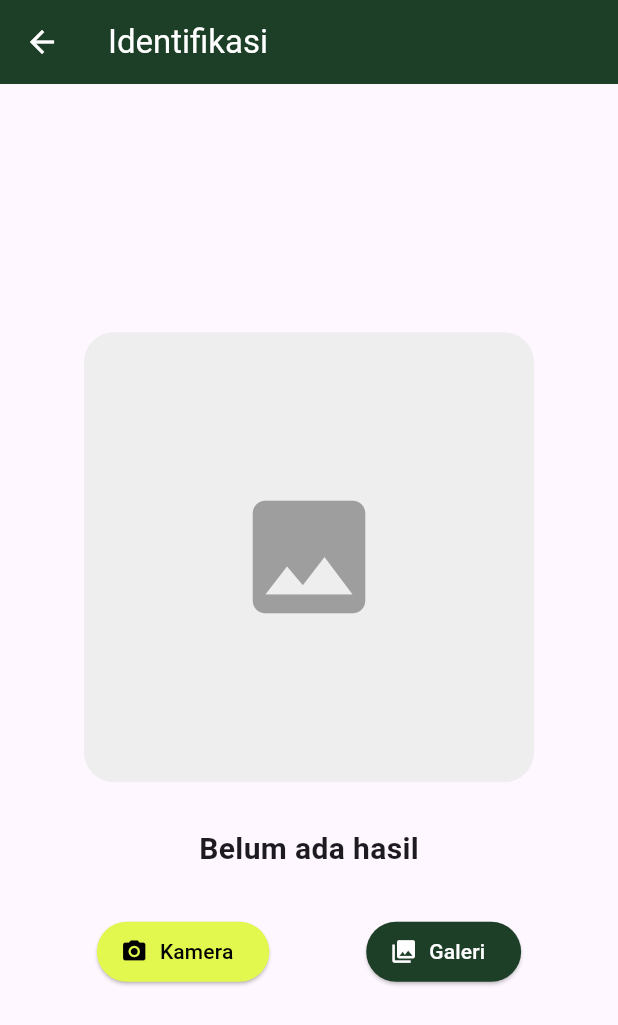
After one commit to msbastx/borneo_flora_app, a Flutter app: the screen it shows after launch, after a tap on "Potret & Identifikasi", on a phone screen of 412 x 824 dp. The commit adds this screen. Shown: the top 1025 px of the screen. Run offline on Flutter 3.47's test engine with Material 3 defaults, Android fonts, the phone set to English and light mode, and no system bars; our stand-ins replace image_picker, sqflite; missing offline and left inert: pytorch_lite; accounts and stored records are empty.

Commit message:
Add AI Model and Identification screen

```diff
--- a/Borneo-Flora-App/lib/database_helper.dart
+++ b/Borneo-Flora-App/lib/database_helper.dart
@@ -51,6 +51,6 @@ class DatabseHelper {
   Future<Database> get databse async {
     if (_database != null) return _database!;
     _database = await _initDB('borneo_flora.db');
-    return _databse!;1
+    return _databse!;
   }
 }
--- a/Borneo-Flora-App/lib/home_screen.dart
+++ b/Borneo-Flora-App/lib/home_screen.dart
@@ -1,6 +1,7 @@
 import 'package:flutter/material.dart';
 import 'navbar.dart';
 import 'dummy_data.dart';
+import 'identification.dart';
 
 class FloraHomeScreen extends StatefulWidget {
   const FloraHomeScreen({super.key});
@@ -102,7 +103,15 @@ class _FloraHomeScreenState extends State<FloraHomeScreen> {
                           child: Row(
                             mainAxisAlignment: MainAxisAlignment.center,
                             children: [
-                              Container(
+                              GestureDetector(
+                                onTap: () {
+                                  Navigator.push(
+                                    context,
+                                    MaterialPageRoute(builder: (context) => const IdentificationScreen(),
+                                    )
+                                  );
+                                },
+                                child: Container(
                                   padding: const EdgeInsets.symmetric(horizontal: 20, vertical: 12),
                                   decoration: BoxDecoration(
                                     color: FloraHomeScreen.neonLime,
@@ -123,9 +132,16 @@ class _FloraHomeScreenState extends State<FloraHomeScreen> {
                                     ],
                                   ),
                                 ),
+                              ),
                               const SizedBox(width: 10),
-
-                              Container(
+                              GestureDetector(
+                                onTap: (){
+                                  Navigator.push(
+                                    context,
+                                    MaterialPageRoute(builder: (context) => IdentificationScreen(),),
+                                  );
+                                },
+                                child: Container(
                                   width: 46,
                                   height: 46,
                                   decoration: BoxDecoration(
@@ -136,6 +152,7 @@ class _FloraHomeScreenState extends State<FloraHomeScreen> {
                                     Icons.photo_library_outlined,
                                     color: Colors.white,
                                     size: 20,
+                                  ),
                                 ),
                               ),
                             ],
@@ -162,7 +179,7 @@ class _FloraHomeScreenState extends State<FloraHomeScreen> {
                       Row(
                         children: [
                           Text(
-                            '76 →',
+                            '75 →',
                             style: TextStyle(
                               fontFamily: 'monospace',
                               fontSize: 11,
--- /dev/null
+++ b/Borneo-Flora-App/lib/identification.dart
@@ -0,0 +1,167 @@
+import 'dart:io';
+import 'package:flutter/material.dart';
+import 'package:image_picker/image_picker.dart';
+import 'package:pytorch_lite/pytorch_lite.dart';
+import 'package:flutter/services.dart';
+import 'dart:math';
+
+class IdentificationScreen extends StatefulWidget {
+  const IdentificationScreen({super.key});
+
+  @override
+  State<IdentificationScreen> createState() => _IdentificationScreenState();
+}
+
+class _IdentificationScreenState extends State<IdentificationScreen> {
+  ClassificationModel? _imageModel;
+  File? _image;
+  String _result = "Belum ada hasil";
+  bool _isPredicting = false;
+  final ImagePicker _picker = ImagePicker();
+
+  @override
+  void initState() {
+    super.initState();
+    _loadModel();
+  }
+
+  Future<void> _loadModel() async {
+    try {
+      _imageModel = await PytorchLite.loadClassificationModel(
+        "assets/model_flora.ptl",
+        224, 224,
+        75,
+        labelPath: "assets/class_names.txt",
+      );
+      print("Model berhasil dimuat!");
+    } catch (e) {
+      print("Gagal memuat model: $e");
+    }
+  }
+
+  Future<void> _pickImage(ImageSource source) async {
+    final XFile? pickedFile = await _picker.pickImage(source: source);
+    if (pickedFile != null) {
+      setState(() {
+        _image = File(pickedFile.path);
+        _result = "Memproses...";
+        _isPredicting = true;
+      });
+      _runInference();
+    }
+  }
+
+  Future<void> _runInference() async {
+    if (_imageModel != null && _image != null) {
+      try {
+        final imageBytes = await _image!.readAsBytes();
+        List<dynamic>? predictions = await _imageModel!.getImagePredictionList(imageBytes);
+
+        if (predictions != null && predictions.isNotEmpty) {
+          // 1. Ubah hasil mentah menjadi list angka desimal
+          List<double> scores = predictions.map((e) => double.parse(e.toString())).toList();
+
+          // 2. Terapkan Softmax untuk mengubah Logit menjadi Persentase murni
+          double maxLogit = scores.reduce(max);
+          double sumExp = scores.fold(0.0, (sum, score) => sum + exp(score - maxLogit));
+          List<double> probabilities = scores.map((score) => exp(score - maxLogit) / sumExp).toList();
+
+          // 3. Gabungkan skor, probabilitas, dan index aslinya agar tidak tertukar
+          List<Map<String, dynamic>> results = [];
+          for (int i = 0; i < probabilities.length; i++) {
+            results.add({"index": i, "prob": probabilities[i], "logit": scores[i]});
+          }
+
+          // 4. Urutkan dari persentase terbesar ke terkecil
+          results.sort((a, b) => b["prob"].compareTo(a["prob"]));
+
+          // 5. Muat daftar nama kelas dan bersihkan baris kosong agar urutan Index akurat
+          final String labelsData = await rootBundle.loadString('assets/class_names.txt');
+          List<String> classNames = labelsData.split('\n').map((e) => e.trim()).where((e) => e.isNotEmpty).toList();
+
+          // 6. Tampilkan 3 tebakan teratas secara detail
+          String debugText = "HASIL DIAGNOSA MODEL:\n\n";
+          for (int i = 0; i < 3; i++) {
+            int idx = results[i]["index"];
+            double prob = results[i]["prob"] * 100;
+            double logit = results[i]["logit"];
+            String name = idx < classNames.length ? classNames[idx] : "Unknown Class";
+
+            debugText += "${i + 1}. $name\n(Index Teks: $idx | Akurasi: ${prob.toStringAsFixed(2)}% | Logit: ${logit.toStringAsFixed(2)})\n\n";
+          }
+
+          setState(() {
+            _result = debugText.trim();
+            _isPredicting = false;
+          });
+        } else {
+          setState(() {
+            _result = "Model gagal memproses output";
+            _isPredicting = false;
+          });
+        }
+      } catch (e) {
+        setState(() {
+          _result = "Gagal memproses gambar";
+          _isPredicting = false;
+        });
+        print("Error saat inferensi: $e");
+      }
+    }
+  }
+
+  @override
+  Widget build(BuildContext context) {
+    return Scaffold(
+      appBar: AppBar(
+        title: const Text('Identifikasi', style: TextStyle(color: Colors.white)),
+        backgroundColor: const Color(0xFF1E3F27),
+        iconTheme: const IconThemeData(color: Colors.white),
+      ),
+      body: Center(
+        child: Column(
+          mainAxisAlignment: MainAxisAlignment.center,
+          children: [
+            Container(
+              height: 300,
+              width: 300,
+              decoration: BoxDecoration(
+                color: Colors.grey[200],
+                borderRadius: BorderRadius.circular(20),
+              ),
+              child: _image == null
+                  ? const Icon(Icons.image, size: 100, color: Colors.grey)
+                  : ClipRRect(
+                borderRadius: BorderRadius.circular(20),
+                child: Image.file(_image!, fit: BoxFit.cover),
+              ),
+            ),
+            const SizedBox(height: 30),
+            Text(
+              _result,
+              style: const TextStyle(fontSize: 20, fontWeight: FontWeight.bold),
+            ),
+            const SizedBox(height: 30),
+            Row(
+              mainAxisAlignment: MainAxisAlignment.spaceEvenly,
+              children: [
+                ElevatedButton.icon(
+                  onPressed: _isPredicting ? null : () => _pickImage(ImageSource.camera),
+                  icon: const Icon(Icons.camera_alt),
+                  label: const Text("Kamera"),
+                  style: ElevatedButton.styleFrom(backgroundColor: const Color(0xFFE2F84F), foregroundColor: Colors.black),
+                ),
+                ElevatedButton.icon(
+                  onPressed: _isPredicting ? null : () => _pickImage(ImageSource.gallery),
+                  icon: const Icon(Icons.photo_library),
+                  label: const Text("Galeri"),
+                  style: ElevatedButton.styleFrom(backgroundColor: const Color(0xFF1E3F27), foregroundColor: Colors.white),
+                ),
+              ],
+            ),
+          ],
+        ),
+      ),
+    );
+  }
+}
--- a/Borneo-Flora-App/pubspec.yaml
+++ b/Borneo-Flora-App/pubspec.yaml
@@ -30,12 +30,14 @@ environment:
 dependencies:
   flutter:
     sdk: flutter
+  image_picker: ^1.0.4
 
   # The following adds the Cupertino Icons font to your application.
   # Use with the CupertinoIcons class for iOS style icons.
   cupertino_icons: ^1.0.8
   sqflite: ^2.3.0
   path: ^1.9.0
+  pytorch_lite: ^4.3.2
 
 dev_dependencies:
   flutter_test:
@@ -54,6 +56,9 @@ flutter:
   # included with your application, so that you can use the icons in
   # the material Icons class.
   uses-material-design: true
+  assets:
+    - assets/model_flora.ptl
+    - assets/class_names.txt
 
   # To add assets to your application, add an assets section, like this:
   # assets:
```
Also changed, not shown: Borneo-Flora-App/assets/class_names.txt (added, +75 -0 lines), Borneo-Flora-App/pubspec.lock, 5 other files. Lines whose indentation alone changed are shown as unchanged.
